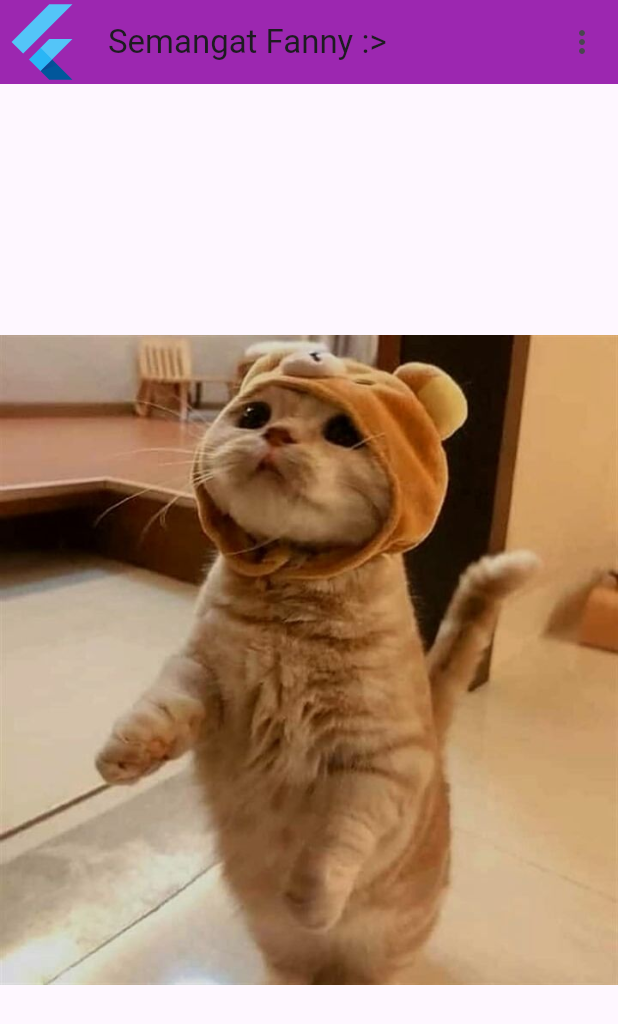
After one commit to fannyHere/Flutter_Section03_BasicWidget, a Flutter app: the enumImage screen opened directly, on a phone screen of 412 x 824 dp. The commit adds this screen. Shown: the top 1024 px of the screen. Run offline on Flutter 3.47's test engine with Material 3 defaults, Android fonts, the phone set to English and light mode, and no system bars; network calls fail.

Commit message:
added Image using enum

```diff
--- a/analysis_options.yaml
+++ b/analysis_options.yaml
@@ -20,7 +20,7 @@
   # or a specific dart file by using the `// ignore: name_of_lint` and
   # `// ignore_for_file: name_of_lint` syntax on the line or in the file
   # producing the lint.
-  rules:
+ # rules:
     # avoid_print: false  # Uncomment to disable the `avoid_print` rule
     # prefer_single_quotes: true  # Uncomment to enable the `prefer_single_quotes` rule
 
--- /dev/null
+++ b/lib/02. widgetDasar_imageProvider/enum_image.dart
@@ -0,0 +1,27 @@
+import 'package:flutter/material.dart';
+import 'package:hello_world/func_appbar.dart';
+
+class enumImage extends StatelessWidget {
+  const enumImage({super.key});
+
+  @override
+  Widget build(BuildContext context) {
+    return Scaffold(
+      appBar: appbar(),
+      //Image Provider:
+      //2. Network Image -> ambil dari internet dan koneksi butuh internet
+      //cara lama:
+      // child: Image(
+      //     image: NetworkImage(
+      //         "https://linkimage.com/cdn/shop/products/SesseNightLightsIII4a_Formatmall500x700_700x.jpg?v=1650395661")),
+      //cara cepat:
+      // body: Center(
+      //   child: Image.network(
+      //       "https://linkimage.com/cdn/shop/products/SesseNightLightsIII4a_Formatmall500x700_700x.jpg?v=1650395661"),
+
+      body: Center(
+        child: Image.asset("assetsName/cat.jpg"), //pakai enum
+      ),
+    );
+  }
+}
--- a/lib/07. latihanFlutterBasic/soal_22.dart
+++ b/lib/07. latihanFlutterBasic/soal_22_oval_ling.dart
@@ -28,7 +28,7 @@ class Soal_22 extends StatelessWidget {
                 borderRadius: BorderRadius.circular(200 / 2),
                 border: Border.all(
                     color: const Color.fromARGB(255, 251, 252, 252),
-                    width: 10), //buat namahin border
+                    width: 10), //buat namahin ketebalan border
                 color: Colors.black12,
                 image: DecorationImage(
                     fit: BoxFit.cover,
```
